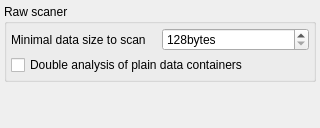
This is apps/zxtune-qt/ui/preferences/plugins.ui in vitamin-caig/zxtune as Qt 5 draws it before an edit. The edited form follows.
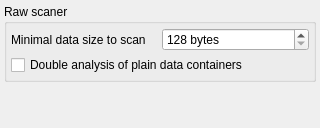
This is the edited form.

```diff
--- a/apps/zxtune-qt/ui/preferences/plugins.ui
+++ b/apps/zxtune-qt/ui/preferences/plugins.ui
@@ -21,7 +21,7 @@
     <number>4</number>
    </property>
    <item>
-    <widget class="QGroupBox">
+    <widget class="QGroupBox" name="groupBox">
      <property name="title">
       <string>Raw scaner</string>
      </property>
@@ -41,7 +41,7 @@
          <number>0</number>
         </property>
         <item>
-         <widget class="QLabel">
+         <widget class="QLabel" name="label">
           <property name="sizePolicy">
            <sizepolicy hsizetype="Preferred" vsizetype="Preferred">
             <horstretch>0</horstretch>
@@ -56,7 +56,7 @@
         <item>
          <widget class="QSpinBox" name="rawMinSizeValue">
           <property name="suffix">
-           <string>bytes</string>
+           <string> bytes</string>
           </property>
           <property name="minimum">
            <number>128</number>
```
